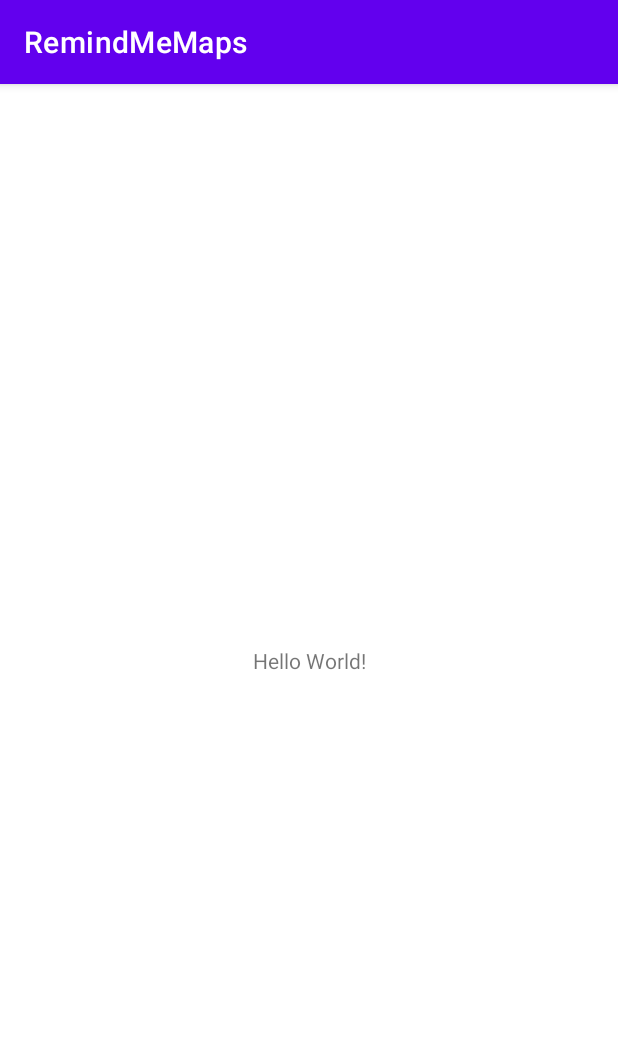
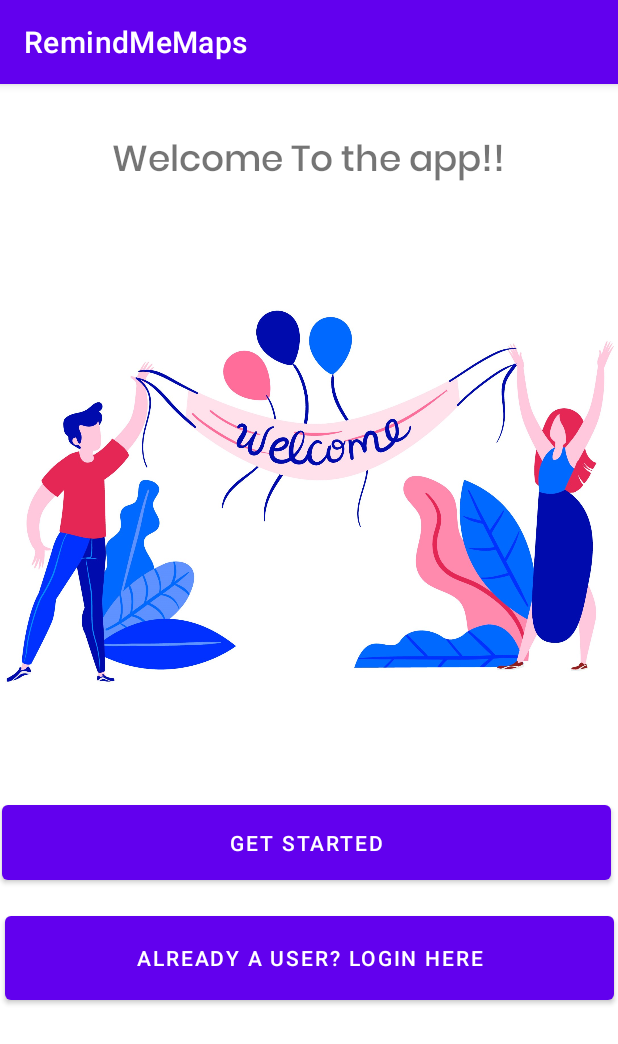
Before and after one commit to Stormbreaker0811/RemindMeMaps, an Android app: the screen it shows after launch (MainActivity), on a phone screen of 412 x 824 dp. Shown: the top 1044 px of the screen. Run offline under Robolectric (Android 15) with nearby library versions, the phone set to English and light mode, and no system bars.

Commit message:
Added Login and register functionality

```diff
--- a/app/build.gradle
+++ b/app/build.gradle
@@ -1,5 +1,6 @@
 plugins {
     id 'com.android.application'
+    id 'com.google.gms.google-services'
 }
 
 android {
@@ -33,6 +34,7 @@ dependencies {
     implementation 'androidx.appcompat:appcompat:1.6.0'
     implementation 'com.google.android.material:material:1.8.0'
     implementation 'androidx.constraintlayout:constraintlayout:2.1.4'
+    implementation 'com.google.firebase:firebase-firestore:24.1.1'
     testImplementation 'junit:junit:4.13.2'
     androidTestImplementation 'androidx.test.ext:junit:1.1.5'
     androidTestImplementation 'androidx.test.espresso:espresso-core:3.5.1'
--- a/app/src/main/java/com/example/remindmemaps/MainActivity.java
+++ b/app/src/main/java/com/example/remindmemaps/MainActivity.java
@@ -2,13 +2,28 @@ package com.example.remindmemaps;
 
 import androidx.appcompat.app.AppCompatActivity;
 
+import android.content.Intent;
 import android.os.Bundle;
+import android.widget.Button;
+import android.widget.TextView;
 
 public class MainActivity extends AppCompatActivity {
-
+    TextView title;
+    Button getStarted,login;
     @Override
     protected void onCreate(Bundle savedInstanceState) {
         super.onCreate(savedInstanceState);
         setContentView(R.layout.activity_main);
+        title = findViewById(R.id.title_main);
+        login = findViewById(R.id.login_btn_main);
+        getStarted = findViewById(R.id.get_started);
+        getStarted.setOnClickListener(view -> {
+            Intent intent = new Intent(this,RegisterActivity.class);
+            startActivity(intent);
+        });
+        login.setOnClickListener(view -> {
+            Intent intent = new Intent(this,LoginActivity.class);
+            startActivity(intent);
+        });
     }
 }
--- /dev/null
+++ b/app/src/main/res/drawable/baseline_person_outline_24.xml
@@ -0,0 +1,5 @@
+<vector android:height="24dp" android:tint="#000000"
+    android:viewportHeight="24" android:viewportWidth="24"
+    android:width="24dp" xmlns:android="http://schemas.android.com/apk/res/android">
+    <path android:fillColor="@android:color/white" android:pathData="M12,5.9c1.16,0 2.1,0.94 2.1,2.1s-0.94,2.1 -2.1,2.1S9.9,9.16 9.9,8s0.94,-2.1 2.1,-2.1m0,9c2.97,0 6.1,1.46 6.1,2.1v1.1L5.9,18.1L5.9,17c0,-0.64 3.13,-2.1 6.1,-2.1M12,4C9.79,4 8,5.79 8,8s1.79,4 4,4 4,-1.79 4,-4 -1.79,-4 -4,-4zM12,13c-2.67,0 -8,1.34 -8,4v3h16v-3c0,-2.66 -5.33,-4 -8,-4z"/>
+</vector>
--- /dev/null
+++ b/app/src/main/res/drawable/baseline_vpn_key_24.xml
@@ -0,0 +1,5 @@
+<vector android:height="24dp" android:tint="#000000"
+    android:viewportHeight="24" android:viewportWidth="24"
+    android:width="24dp" xmlns:android="http://schemas.android.com/apk/res/android">
+    <path android:fillColor="@android:color/white" android:pathData="M12.65,10C11.83,7.67 9.61,6 7,6c-3.31,0 -6,2.69 -6,6s2.69,6 6,6c2.61,0 4.83,-1.67 5.65,-4H17v4h4v-4h2v-4H12.65zM7,14c-1.1,0 -2,-0.9 -2,-2s0.9,-2 2,-2 2,0.9 2,2 -0.9,2 -2,2z"/>
+</vector>
--- a/app/src/main/res/layout/activity_main.xml
+++ b/app/src/main/res/layout/activity_main.xml
@@ -2,17 +2,56 @@
 <androidx.constraintlayout.widget.ConstraintLayout xmlns:android="http://schemas.android.com/apk/res/android"
     xmlns:app="http://schemas.android.com/apk/res-auto"
     xmlns:tools="http://schemas.android.com/tools"
+    android:id="@+id/main_layout"
     android:layout_width="match_parent"
     android:layout_height="match_parent"
     tools:context=".MainActivity">
 
     <TextView
-        android:layout_width="wrap_content"
-        android:layout_height="wrap_content"
-        android:text="Hello World!"
-        app:layout_constraintBottom_toBottomOf="parent"
+        android:id="@+id/title_main"
+        android:layout_width="408dp"
+        android:layout_height="59dp"
+        android:layout_marginTop="32dp"
+        android:fontFamily="@font/poppins_medium"
+        android:text="Welcome To the app!!"
+        android:textAlignment="center"
+        android:textSize="24sp"
         app:layout_constraintEnd_toEndOf="parent"
+        app:layout_constraintHorizontal_bias="0.333"
         app:layout_constraintStart_toStartOf="parent"
         app:layout_constraintTop_toTopOf="parent" />
 
+    <ImageView
+        android:id="@+id/imageView"
+        android:layout_width="406dp"
+        android:layout_height="267dp"
+        android:layout_marginTop="48dp"
+        app:layout_constraintEnd_toEndOf="parent"
+        app:layout_constraintHorizontal_bias="0.6"
+        app:layout_constraintStart_toStartOf="parent"
+        app:layout_constraintTop_toBottomOf="@+id/title_main"
+        app:srcCompat="@drawable/welcome" />
+
+    <Button
+        android:id="@+id/get_started"
+        android:layout_width="406dp"
+        android:layout_height="62dp"
+        android:layout_marginTop="68dp"
+        android:text="Get Started"
+        app:layout_constraintEnd_toEndOf="parent"
+        app:layout_constraintHorizontal_bias="0.2"
+        app:layout_constraintStart_toStartOf="parent"
+        app:layout_constraintTop_toBottomOf="@+id/imageView" />
+
+    <Button
+        android:id="@+id/login_btn_main"
+        android:layout_width="406dp"
+        android:layout_height="68dp"
+        android:layout_marginTop="12dp"
+        android:text="Already a user? Login here"
+        app:layout_constraintEnd_toEndOf="parent"
+        app:layout_constraintHorizontal_bias="0.6"
+        app:layout_constraintStart_toStartOf="parent"
+        app:layout_constraintTop_toBottomOf="@+id/get_started" />
+
 </androidx.constraintlayout.widget.ConstraintLayout>
--- a/build.gradle
+++ b/build.gradle
@@ -1,4 +1,8 @@
-// Top-level build file where you can add configuration options common to all sub-projects/modules.
+buildscript {
+    dependencies {
+        classpath 'com.google.gms:google-services:4.3.15'
+    }
+}// Top-level build file where you can add configuration options common to all sub-projects/modules.
 plugins {
     id 'com.android.application' version '7.4.1' apply false
     id 'com.android.library' version '7.4.1' apply false
```
Also changed, not shown: app/src/main/AndroidManifest.xml (+9 -0 lines), app/src/main/java/com/example/remindmemaps/LandingActivity.java (added, +23 -0 lines), app/src/main/java/com/example/remindmemaps/LoginActivity.java (added, +58 -0 lines), app/src/main/java/com/example/remindmemaps/RegisterActivity.java (added, +52 -0 lines), app/src/main/res/layout/activity_landing.xml (added, +21 -0 lines), app/src/main/res/layout/activity_login.xml (added, +67 -0 lines), app/src/main/res/layout/activity_register.xml (added, +92 -0 lines), app/src/main/res/drawable/welcome.jpg (added), app/src/main/res/font/poppins_medium.ttf (added), 1 other file.
